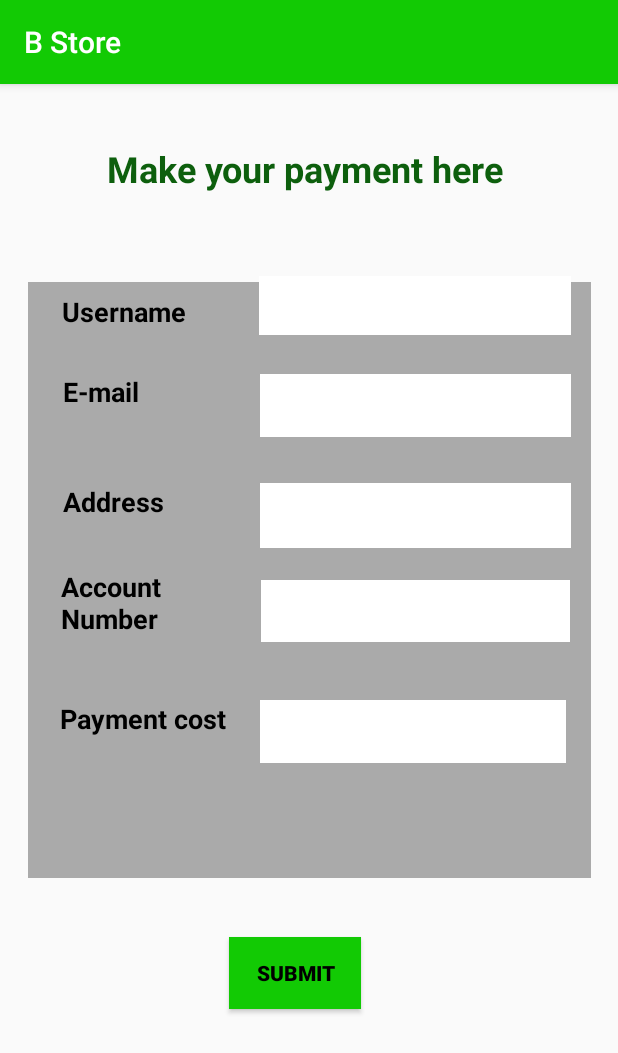
After one commit to Ushani-Hansika/B-Store, an Android app: the Payment screen opened directly, with no data from a screen before it, on a phone screen of 412 x 824 dp. The commit adds this screen. Shown: the top 1053 px of the screen. Run offline under Robolectric (Android 15) with nearby library versions, the phone set to English and light mode, and no system bars.

Commit message:
First Initilizer

```diff
--- a/app/src/main/AndroidManifest.xml
+++ b/app/src/main/AndroidManifest.xml
@@ -9,6 +9,8 @@
         android:roundIcon="@mipmap/ic_launcher_round"
         android:supportsRtl="true"
         android:theme="@style/AppTheme">
+        <activity android:name=".PaymentSuccess"></activity>
+        <activity android:name=".Payment" />
         <activity android:name=".Comments" />
         <activity android:name=".FeedBack" />
         <activity android:name=".SignUp" />
--- /dev/null
+++ b/app/src/main/java/com/example/bstore/Payment.java
@@ -0,0 +1,14 @@
+package com.example.bstore;
+
+import androidx.appcompat.app.AppCompatActivity;
+
+import android.os.Bundle;
+
+public class Payment extends AppCompatActivity {
+
+    @Override
+    protected void onCreate(Bundle savedInstanceState) {
+        super.onCreate(savedInstanceState);
+        setContentView(R.layout.activity_payment);
+    }
+}
--- /dev/null
+++ b/app/src/main/java/com/example/bstore/PaymentSuccess.java
@@ -0,0 +1,14 @@
+package com.example.bstore;
+
+import androidx.appcompat.app.AppCompatActivity;
+
+import android.os.Bundle;
+
+public class PaymentSuccess extends AppCompatActivity {
+
+    @Override
+    protected void onCreate(Bundle savedInstanceState) {
+        super.onCreate(savedInstanceState);
+        setContentView(R.layout.activity_payment_success);
+    }
+}
--- /dev/null
+++ b/app/src/main/res/layout/activity_payment.xml
@@ -0,0 +1,288 @@
+<?xml version="1.0" encoding="utf-8"?>
+<androidx.constraintlayout.widget.ConstraintLayout xmlns:android="http://schemas.android.com/apk/res/android"
+    xmlns:app="http://schemas.android.com/apk/res-auto"
+    xmlns:tools="http://schemas.android.com/tools"
+    android:layout_width="match_parent"
+    android:layout_height="match_parent"
+    tools:context=".MainActivity">
+
+    <TextView
+        android:id="@+id/title"
+        android:layout_width="wrap_content"
+        android:layout_height="wrap_content"
+        android:layout_marginStart="136dp"
+        android:layout_marginLeft="136dp"
+        android:layout_marginTop="40dp"
+        android:layout_marginEnd="136dp"
+        android:layout_marginRight="136dp"
+        android:text="Make your payment here "
+        android:textAppearance="@style/TextAppearance.AppCompat.Small"
+        android:textColor="@color/colorPrimaryDark"
+        android:textSize="24sp"
+        android:textStyle="bold"
+        app:layout_constraintEnd_toEndOf="parent"
+        app:layout_constraintStart_toStartOf="parent"
+        app:layout_constraintTop_toTopOf="parent" />
+
+    <!--<TextView
+        android:id="@+id/address"
+        android:layout_width="wrap_content"
+        android:layout_height="wrap_content"
+        android:layout_marginStart="16dp"
+        android:layout_marginLeft="16dp"
+        android:layout_marginEnd="8dp"
+        android:layout_marginRight="8dp"
+        android:text="Address :"
+        android:textAppearance="@style/TextAppearance.AppCompat.Medium"
+        android:textColor="@color/colorPrimary"
+        android:textStyle="bold"
+        app:layout_constraintEnd_toEndOf="parent"
+        app:layout_constraintHorizontal_bias="0.149"
+        app:layout_constraintStart_toStartOf="parent"
+        tools:layout_editor_absoluteY="744dp" />-->
+
+    <Button
+        android:id="@+id/button"
+        android:layout_width="wrap_content"
+        android:layout_height="wrap_content"
+        android:layout_marginStart="8dp"
+        android:layout_marginLeft="8dp"
+        android:layout_marginEnd="8dp"
+        android:layout_marginRight="8dp"
+        android:layout_marginBottom="8dp"
+        android:background="@color/colorPrimary"
+        android:text="Submit"
+        android:textColor="@android:color/background_dark"
+        android:textStyle="bold"
+        app:layout_constraintBottom_toBottomOf="parent"
+        app:layout_constraintEnd_toEndOf="parent"
+        app:layout_constraintHorizontal_bias="0.469"
+        app:layout_constraintStart_toStartOf="parent"
+        app:layout_constraintTop_toTopOf="@+id/title"
+        app:layout_constraintVertical_bias="0.787" />
+
+    <View
+        android:id="@+id/view2"
+        android:layout_width="375dp"
+        android:layout_height="397dp"
+        android:layout_marginStart="27dp"
+        android:layout_marginLeft="27dp"
+        android:layout_marginTop="30dp"
+        android:layout_marginEnd="27dp"
+        android:layout_marginRight="27dp"
+        android:layout_marginBottom="39dp"
+        android:background="@android:color/darker_gray"
+        app:layout_constraintBottom_toTopOf="@+id/button"
+        app:layout_constraintEnd_toEndOf="parent"
+        app:layout_constraintStart_toStartOf="parent"
+        app:layout_constraintTop_toBottomOf="@+id/title"
+        app:layout_constraintVertical_bias="1.0" />
+
+    <TextView
+        android:id="@+id/name"
+        android:layout_width="119dp"
+        android:layout_height="28dp"
+        android:layout_marginStart="16dp"
+        android:layout_marginLeft="16dp"
+        android:layout_marginTop="16dp"
+        android:layout_marginEnd="16dp"
+        android:layout_marginRight="16dp"
+        android:layout_marginBottom="8dp"
+        android:text="Username   "
+        android:textColor="@android:color/background_dark"
+        android:textSize="18sp"
+        android:textStyle="bold"
+        app:layout_constraintBottom_toBottomOf="parent"
+        app:layout_constraintEnd_toEndOf="parent"
+        app:layout_constraintHorizontal_bias="0.096"
+        app:layout_constraintStart_toStartOf="parent"
+        app:layout_constraintTop_toTopOf="parent"
+        app:layout_constraintVertical_bias="0.172" />
+
+    <EditText
+        android:id="@+id/editText7"
+        android:layout_width="208dp"
+        android:layout_height="39dp"
+        android:layout_marginStart="12dp"
+        android:layout_marginLeft="12dp"
+        android:layout_marginTop="8dp"
+        android:layout_marginEnd="8dp"
+        android:layout_marginRight="8dp"
+        android:layout_marginBottom="8dp"
+        android:background="@android:color/background_light"
+        android:ems="10"
+        android:inputType="textEmailAddress"
+        android:textColor="@android:color/background_dark"
+        app:layout_constraintBottom_toBottomOf="parent"
+        app:layout_constraintEnd_toEndOf="parent"
+        app:layout_constraintHorizontal_bias="0.0"
+        app:layout_constraintStart_toEndOf="@+id/name"
+        app:layout_constraintTop_toTopOf="parent"
+        app:layout_constraintVertical_bias="0.168" />
+
+    <TextView
+        android:id="@+id/email"
+        android:layout_width="76dp"
+        android:layout_height="35dp"
+        android:layout_marginStart="40dp"
+        android:layout_marginLeft="40dp"
+        android:layout_marginTop="8dp"
+        android:layout_marginEnd="8dp"
+        android:layout_marginRight="8dp"
+        android:layout_marginBottom="8dp"
+        android:text="E-mail  "
+        android:textColor="@android:color/background_dark"
+        android:textSize="18sp"
+        android:textStyle="bold"
+        app:layout_constraintBottom_toBottomOf="parent"
+        app:layout_constraintEnd_toEndOf="parent"
+        app:layout_constraintHorizontal_bias="0.006"
+        app:layout_constraintStart_toStartOf="parent"
+        app:layout_constraintTop_toTopOf="parent"
+        app:layout_constraintVertical_bias="0.258" />
+
+    <EditText
+        android:id="@+id/editText8"
+        android:layout_width="207dp"
+        android:layout_height="42dp"
+        android:layout_marginStart="24dp"
+        android:layout_marginLeft="24dp"
+        android:layout_marginTop="8dp"
+        android:layout_marginBottom="8dp"
+        android:background="@android:color/background_light"
+        android:ems="10"
+        android:inputType="textEmailAddress"
+        android:textColor="@android:color/background_dark"
+        app:layout_constraintBottom_toBottomOf="parent"
+        app:layout_constraintEnd_toEndOf="parent"
+        app:layout_constraintStart_toEndOf="@+id/email"
+        app:layout_constraintTop_toTopOf="parent"
+        app:layout_constraintVertical_bias="0.261" />
+
+    <TextView
+        android:id="@+id/address"
+        android:layout_width="100dp"
+        android:layout_height="31dp"
+        android:layout_marginStart="8dp"
+        android:layout_marginLeft="8dp"
+        android:layout_marginTop="8dp"
+        android:layout_marginEnd="8dp"
+        android:layout_marginRight="8dp"
+        android:layout_marginBottom="8dp"
+        android:text="Address  "
+        android:textColor="@android:color/background_dark"
+        android:textSize="18sp"
+        android:textStyle="bold"
+        app:layout_constraintBottom_toBottomOf="parent"
+        app:layout_constraintEnd_toEndOf="parent"
+        app:layout_constraintHorizontal_bias="0.115"
+        app:layout_constraintStart_toStartOf="parent"
+        app:layout_constraintTop_toTopOf="parent"
+        app:layout_constraintVertical_bias="0.358" />
+
+    <EditText
+        android:id="@+id/editText9"
+        android:layout_width="207dp"
+        android:layout_height="43dp"
+        android:layout_marginStart="8dp"
+        android:layout_marginLeft="8dp"
+        android:layout_marginTop="8dp"
+        android:layout_marginEnd="8dp"
+        android:layout_marginRight="8dp"
+        android:layout_marginBottom="8dp"
+        android:background="@android:color/background_light"
+        android:ems="10"
+        android:inputType="textEmailAddress"
+        android:textColor="@android:color/background_dark"
+        app:layout_constraintBottom_toBottomOf="parent"
+        app:layout_constraintEnd_toEndOf="parent"
+        app:layout_constraintHorizontal_bias="0.877"
+        app:layout_constraintStart_toStartOf="parent"
+        app:layout_constraintTop_toTopOf="parent"
+        app:layout_constraintVertical_bias="0.364" />
+
+    <TextView
+        android:id="@+id/acnum"
+        android:layout_width="121dp"
+        android:layout_height="63dp"
+        android:layout_marginStart="8dp"
+        android:layout_marginLeft="8dp"
+        android:layout_marginTop="8dp"
+        android:layout_marginEnd="8dp"
+        android:layout_marginRight="8dp"
+        android:layout_marginBottom="8dp"
+        android:text="Account Number  "
+        android:textColor="@android:color/background_dark"
+        android:textSize="18sp"
+        android:textStyle="bold"
+        app:layout_constraintBottom_toBottomOf="parent"
+        app:layout_constraintEnd_toEndOf="parent"
+        app:layout_constraintHorizontal_bias="0.12"
+        app:layout_constraintStart_toStartOf="parent"
+        app:layout_constraintTop_toTopOf="parent"
+        app:layout_constraintVertical_bias="0.457" />
+
+    <EditText
+        android:id="@+id/editText10"
+        android:layout_width="206dp"
+        android:layout_height="41dp"
+        android:layout_marginStart="12dp"
+        android:layout_marginLeft="12dp"
+        android:layout_marginTop="8dp"
+        android:layout_marginEnd="8dp"
+        android:layout_marginRight="8dp"
+        android:layout_marginBottom="8dp"
+        android:background="@android:color/background_light"
+        android:ems="10"
+        android:inputType="textEmailAddress"
+        android:textColor="@android:color/background_dark"
+        app:layout_constraintBottom_toBottomOf="parent"
+        app:layout_constraintEnd_toEndOf="parent"
+        app:layout_constraintHorizontal_bias="0.0"
+        app:layout_constraintStart_toEndOf="@+id/acnum"
+        app:layout_constraintTop_toTopOf="parent"
+        app:layout_constraintVertical_bias="0.454" />
+
+    <TextView
+        android:id="@+id/cost"
+        android:layout_width="112dp"
+        android:layout_height="45dp"
+        android:layout_marginStart="8dp"
+        android:layout_marginLeft="8dp"
+        android:layout_marginTop="8dp"
+        android:layout_marginEnd="8dp"
+        android:layout_marginRight="8dp"
+        android:layout_marginBottom="8dp"
+        android:text="Payment cost"
+        android:textColor="@android:color/background_dark"
+        android:textSize="18sp"
+        android:textStyle="bold"
+        app:layout_constraintBottom_toBottomOf="parent"
+        app:layout_constraintEnd_toEndOf="parent"
+        app:layout_constraintHorizontal_bias="0.113"
+        app:layout_constraintStart_toStartOf="parent"
+        app:layout_constraintTop_toTopOf="parent"
+        app:layout_constraintVertical_bias="0.57" />
+
+    <EditText
+        android:id="@+id/editText11"
+        android:layout_width="204dp"
+        android:layout_height="42dp"
+        android:layout_marginStart="20dp"
+        android:layout_marginLeft="20dp"
+        android:layout_marginTop="8dp"
+        android:layout_marginEnd="8dp"
+        android:layout_marginRight="8dp"
+        android:layout_marginBottom="8dp"
+        android:background="@android:color/background_light"
+        android:ems="10"
+        android:inputType="textEmailAddress"
+        android:textColor="@android:color/background_dark"
+        app:layout_constraintBottom_toBottomOf="parent"
+        app:layout_constraintEnd_toEndOf="parent"
+        app:layout_constraintHorizontal_bias="0.037"
+        app:layout_constraintStart_toEndOf="@+id/cost"
+        app:layout_constraintTop_toTopOf="parent"
+        app:layout_constraintVertical_bias="0.567" />
+
+</androidx.constraintlayout.widget.ConstraintLayout>
--- /dev/null
+++ b/app/src/main/res/layout/activity_payment_success.xml
@@ -0,0 +1,111 @@
+<?xml version="1.0" encoding="utf-8"?>
+<androidx.constraintlayout.widget.ConstraintLayout xmlns:android="http://schemas.android.com/apk/res/android"
+    xmlns:app="http://schemas.android.com/apk/res-auto"
+    xmlns:tools="http://schemas.android.com/tools"
+    android:layout_width="match_parent"
+    android:layout_height="match_parent"
+    tools:context=".paymentpage2">
+
+    <TextView
+        android:id="@+id/thanku"
+        android:layout_width="wrap_content"
+        android:layout_height="wrap_content"
+        android:layout_marginStart="150dp"
+        android:layout_marginLeft="150dp"
+        android:layout_marginTop="50dp"
+        android:layout_marginEnd="150dp"
+        android:layout_marginRight="150dp"
+        android:layout_marginBottom="8dp"
+        android:text="Thank You"
+        android:textColor="@color/colorPrimaryDark"
+        android:textSize="24sp"
+        android:textStyle="bold"
+        app:layout_constraintBottom_toBottomOf="parent"
+        app:layout_constraintEnd_toEndOf="parent"
+        app:layout_constraintHorizontal_bias="1.0"
+        app:layout_constraintStart_toStartOf="parent"
+        app:layout_constraintTop_toTopOf="parent"
+        app:layout_constraintVertical_bias="0.0" />
+
+    <TextView
+        android:id="@+id/text1"
+        android:layout_width="wrap_content"
+        android:layout_height="wrap_content"
+        android:layout_marginStart="8dp"
+        android:layout_marginLeft="8dp"
+        android:layout_marginTop="100dp"
+        android:layout_marginEnd="8dp"
+        android:layout_marginRight="8dp"
+        android:layout_marginBottom="8dp"
+        android:text="Your Payment is successfully submited"
+        android:textColor="@android:color/background_dark"
+        android:textSize="18sp"
+        android:textStyle="bold"
+        app:layout_constraintBottom_toBottomOf="parent"
+        app:layout_constraintEnd_toEndOf="parent"
+        app:layout_constraintHorizontal_bias="0.497"
+        app:layout_constraintStart_toStartOf="parent"
+        app:layout_constraintTop_toTopOf="parent"
+        app:layout_constraintVertical_bias="0.173" />
+
+    <TextView
+        android:id="@+id/text2"
+        android:layout_width="wrap_content"
+        android:layout_height="wrap_content"
+        android:layout_marginStart="8dp"
+        android:layout_marginLeft="8dp"
+        android:layout_marginTop="150dp"
+        android:layout_marginEnd="8dp"
+        android:layout_marginRight="8dp"
+        android:layout_marginBottom="8dp"
+        android:text="You Payed"
+        android:textColor="@android:color/background_dark"
+        android:textSize="18sp"
+        android:textStyle="bold"
+        app:layout_constraintBottom_toBottomOf="parent"
+        app:layout_constraintEnd_toEndOf="parent"
+        app:layout_constraintHorizontal_bias="0.498"
+        app:layout_constraintStart_toStartOf="parent"
+        app:layout_constraintTop_toTopOf="parent"
+        app:layout_constraintVertical_bias="0.183" />
+
+    <TextView
+        android:id="@+id/viewcost"
+        android:layout_width="339dp"
+        android:layout_height="43dp"
+        android:layout_marginStart="8dp"
+        android:layout_marginLeft="8dp"
+        android:layout_marginTop="8dp"
+        android:layout_marginBottom="8dp"
+        android:background="@android:color/darker_gray"
+        android:textColor="@android:color/background_dark"
+        android:textSize="18sp"
+        android:textStyle="bold"
+        app:layout_constraintBottom_toBottomOf="parent"
+        app:layout_constraintEnd_toEndOf="parent"
+        app:layout_constraintHorizontal_bias="0.481"
+        app:layout_constraintStart_toStartOf="parent"
+        app:layout_constraintTop_toTopOf="parent"
+        app:layout_constraintVertical_bias="0.428" />
+
+    <TextView
+        android:id="@+id/textView"
+        android:layout_width="320dp"
+        android:layout_height="37dp"
+        android:layout_marginStart="8dp"
+        android:layout_marginLeft="8dp"
+        android:layout_marginTop="8dp"
+        android:layout_marginEnd="8dp"
+        android:layout_marginRight="8dp"
+        android:layout_marginBottom="8dp"
+        android:text="Your book will deliver within 4 days"
+        android:textColor="@android:color/background_dark"
+        android:textSize="18sp"
+        android:textStyle="bold"
+        app:layout_constraintBottom_toBottomOf="parent"
+        app:layout_constraintEnd_toEndOf="parent"
+        app:layout_constraintHorizontal_bias="0.666"
+        app:layout_constraintStart_toStartOf="parent"
+        app:layout_constraintTop_toTopOf="parent"
+        app:layout_constraintVertical_bias="0.55" />
+</androidx.constraintlayout.widget.ConstraintLayout>
--- a/app/src/main/res/values/colors.xml
+++ b/app/src/main/res/values/colors.xml
@@ -1,6 +1,6 @@
 <?xml version="1.0" encoding="utf-8"?>
 <resources>
     <color name="colorPrimary">#12CA04</color>
-    <color name="colorPrimaryDark">#057918</color>
+    <color name="colorPrimaryDark">#0D5F0D</color>
     <color name="colorAccent">#BAFDAC</color>
 </resources>
```
